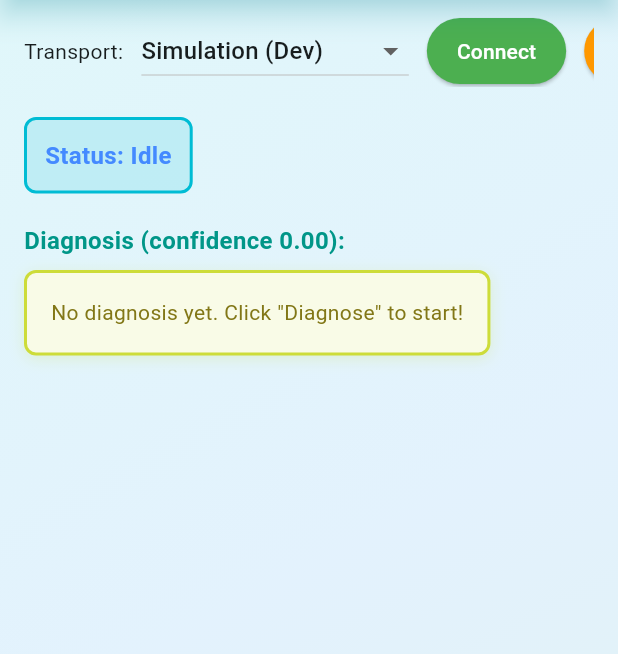
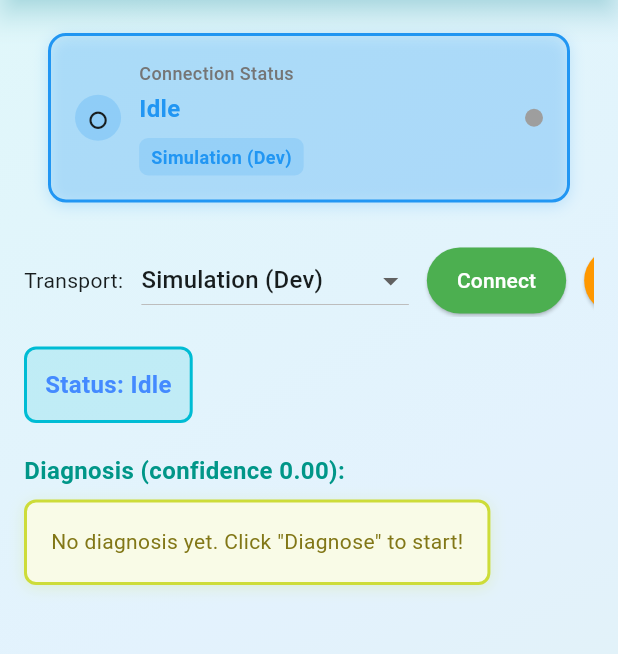
Before and after one commit to kellinheller/zero_touch_car_diagnostics, a Flutter app: the screen it shows after launch, on a phone screen of 412 x 824 dp, the part 93-747 px from its top. Run offline on Flutter 3.47's test engine with Material 3 defaults, Android fonts, the phone set to English and light mode, and no system bars; our stand-ins replace flutter_bluetooth_serial, google_generative_ai; missing offline and left inert: usb_serial.

Commit message:
Add status indicator and vehicle health features
- Added status_indicator.dart: Beautiful status display widget
  • Shows connection status, device type, and connection state
  • Color-coded status (green/orange/red)
  • Mini status bar for quick overview
  • Animated status icon indicators

- Added vehicle_data.dart: Vehicle telemetry model
  • Comprehensive vehicle data structure
  • Health score calculation (0-100)
  • Alert generation for issues
  • JSON export for API transmission
  • Vehicle health diagnostic report generation

- Updated diagnostics_page.dart
  • Imported status indicator widget
  • Added status indicator to home page
  • Shows real-time connection and device info
  • Color changes based on status

Features:
✓ Live status updates on home page
✓ Vehicle health scoring system
✓ Automatic alert generation
✓ Detailed health reports
✓ Support for comprehensive vehicle data tracking

```diff
--- a/lib/pages/diagnostics_page.dart
+++ b/lib/pages/diagnostics_page.dart
@@ -7,6 +7,7 @@ import '../services/gemini_client.dart';
 import '../services/obd_connection.dart';
 import '../services/simulation_obd_connection.dart';
 import '../services/usb_obd_connection.dart';
+import '../widgets/status_indicator.dart';
 
 class DiagnosticsPage extends StatefulWidget {
   const DiagnosticsPage({super.key});
@@ -115,6 +116,14 @@ class _DiagnosticsPageState extends State<DiagnosticsPage> {
           child: Column(
             crossAxisAlignment: CrossAxisAlignment.start,
             children: [
+              // Status Indicator
+              StatusIndicator(
+                status: _status,
+                transport: _transport,
+                isConnected: _elm != null,
+                statusColor: getStatusColor(_status),
+              ),
+              const SizedBox(height: 16),
               SingleChildScrollView(
                 scrollDirection: Axis.horizontal,
                 child: Row(
--- /dev/null
+++ b/lib/widgets/status_indicator.dart
@@ -0,0 +1,194 @@
+import 'package:flutter/material.dart';
+
+/// Status indicator widget showing connection and device information
+class StatusIndicator extends StatelessWidget {
+  final String status;
+  final String transport;
+  final bool isConnected;
+  final Color statusColor;
+
+  const StatusIndicator({
+    Key? key,
+    required this.status,
+    required this.transport,
+    required this.isConnected,
+    required this.statusColor,
+  }) : super(key: key);
+
+  String _getStatusIcon() {
+    if (status.contains('Connecting')) return '⏳';
+    if (status.contains('Error') || status.contains('error')) return '❌';
+    if (status.contains('Done') || status.contains('Connected')) return '✅';
+    if (status.contains('Idle') || status.contains('Simulation')) return '⭘';
+    if (status.contains('Sending') || status.contains('Sampling')) return '📤';
+    return '🔍';
+  }
+
+  String _getDeviceType() {
+    if (transport.contains('STN1110')) return 'STN1110 (Premium)';
+    if (transport.contains('LTC1260')) return 'LTC1260 (Generic)';
+    if (transport.contains('ELM327')) return 'ELM327 (Standard)';
+    if (transport.contains('Generic')) return 'Generic OBD2';
+    if (transport.contains('Simulation')) return 'Simulation (Dev)';
+    return transport;
+  }
+
+  @override
+  Widget build(BuildContext context) {
+    return Container(
+      margin: const EdgeInsets.symmetric(horizontal: 16, vertical: 12),
+      padding: const EdgeInsets.all(16),
+      decoration: BoxDecoration(
+        color: statusColor.withOpacity(0.1),
+        border: Border.all(color: statusColor, width: 2),
+        borderRadius: BorderRadius.circular(12),
+        boxShadow: [
+          BoxShadow(
+            color: statusColor.withOpacity(0.2),
+            blurRadius: 8,
+            offset: const Offset(0, 2),
+          ),
+        ],
+      ),
+      child: Row(
+        children: [
+          // Status icon
+          Container(
+            padding: const EdgeInsets.all(8),
+            decoration: BoxDecoration(
+              color: statusColor.withOpacity(0.2),
+              shape: BoxShape.circle,
+            ),
+            child: Text(
+              _getStatusIcon(),
+              style: const TextStyle(fontSize: 24),
+            ),
+          ),
+          const SizedBox(width: 12),
+          // Status info
+          Expanded(
+            child: Column(
+              crossAxisAlignment: CrossAxisAlignment.start,
+              children: [
+                Text(
+                  'Connection Status',
+                  style: TextStyle(
+                    fontSize: 12,
+                    color: Colors.grey.shade600,
+                    fontWeight: FontWeight.w500,
+                  ),
+                ),
+                const SizedBox(height: 4),
+                Text(
+                  status,
+                  style: TextStyle(
+                    fontSize: 16,
+                    fontWeight: FontWeight.bold,
+                    color: statusColor,
+                  ),
+                ),
+                const SizedBox(height: 8),
+                Container(
+                  padding: const EdgeInsets.symmetric(horizontal: 8, vertical: 4),
+                  decoration: BoxDecoration(
+                    color: statusColor.withOpacity(0.15),
+                    borderRadius: BorderRadius.circular(6),
+                  ),
+                  child: Text(
+                    _getDeviceType(),
+                    style: TextStyle(
+                      fontSize: 12,
+                      color: statusColor,
+                      fontWeight: FontWeight.w600,
+                    ),
+                  ),
+                ),
+              ],
+            ),
+          ),
+          // Connection indicator dot
+          Container(
+            width: 12,
+            height: 12,
+            decoration: BoxDecoration(
+              color: isConnected ? Colors.green : Colors.grey,
+              shape: BoxShape.circle,
+              boxShadow: isConnected
+                  ? [
+                      BoxShadow(
+                        color: Colors.green.withOpacity(0.5),
+                        blurRadius: 4,
+                        spreadRadius: 1,
+                      ),
+                    ]
+                  : [],
+            ),
+          ),
+        ],
+      ),
+    );
+  }
+}
+
+/// Mini status bar for quick overview
+class MiniStatusBar extends StatelessWidget {
+  final String status;
+  final bool isConnected;
+  final String chipType;
+
+  const MiniStatusBar({
+    Key? key,
+    required this.status,
+    required this.isConnected,
+    required this.chipType,
+  }) : super(key: key);
+
+  @override
+  Widget build(BuildContext context) {
+    final color = isConnected ? Colors.green : Colors.orange;
+
+    return Container(
+      padding: const EdgeInsets.symmetric(horizontal: 12, vertical: 8),
+      decoration: BoxDecoration(
+        color: color.withOpacity(0.1),
+        borderRadius: BorderRadius.circular(8),
+        border: Border.all(color: color, width: 1),
+      ),
+      child: Row(
+        mainAxisSize: MainAxisSize.min,
+        children: [
+          Container(
+            width: 8,
+            height: 8,
+            decoration: BoxDecoration(
+              color: color,
+              shape: BoxShape.circle,
+            ),
+          ),
+          const SizedBox(width: 8),
+          Text(
+            isConnected ? 'Connected • $chipType' : 'Disconnected',
+            style: TextStyle(
+              fontSize: 12,
+              fontWeight: FontWeight.w600,
+              color: color,
+            ),
+          ),
+        ],
+      ),
+    );
+  }
+}
+
+/// Get appropriate color for status
+Color getStatusColor(String status) {
+  if (status.contains('Error') || status.contains('error')) {
+    return Colors.red;
+  } else if (status.contains('Connected') || status.contains('Done')) {
+    return Colors.green;
+  } else if (status.contains('Connecting') || status.contains('Sampling') || status.contains('Sending')) {
+    return Colors.orange;
+  } else {
+    return Colors.blue;
+  }
+}
```
Also changed, not shown: lib/models/vehicle_data.dart (added, +220 -0 lines).
